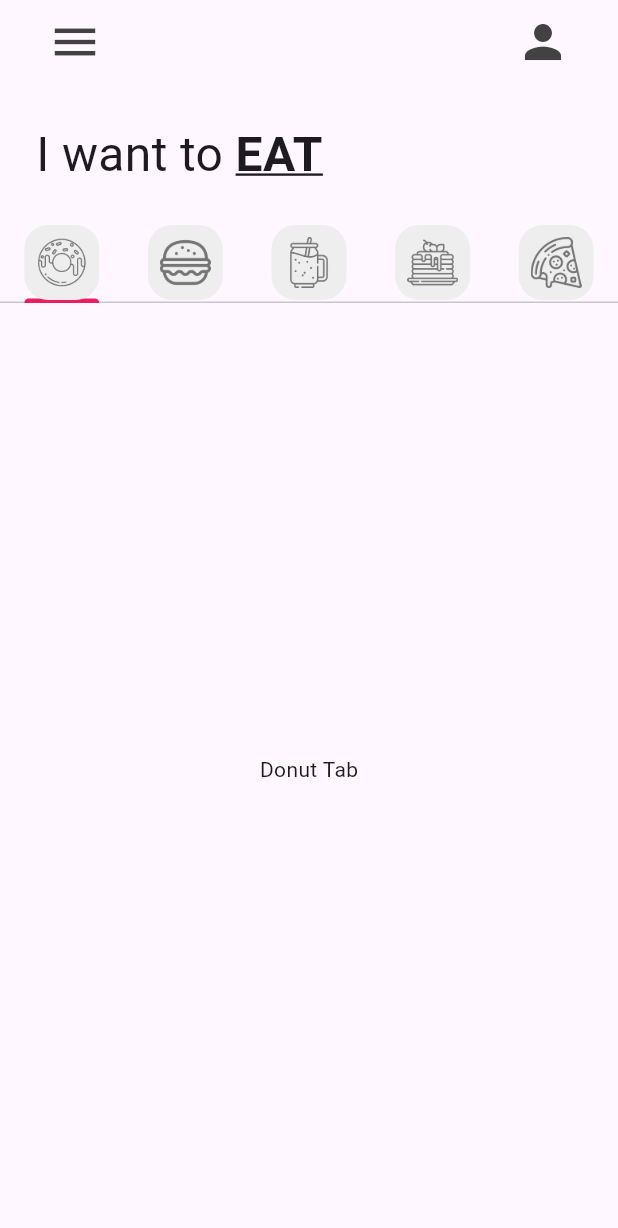
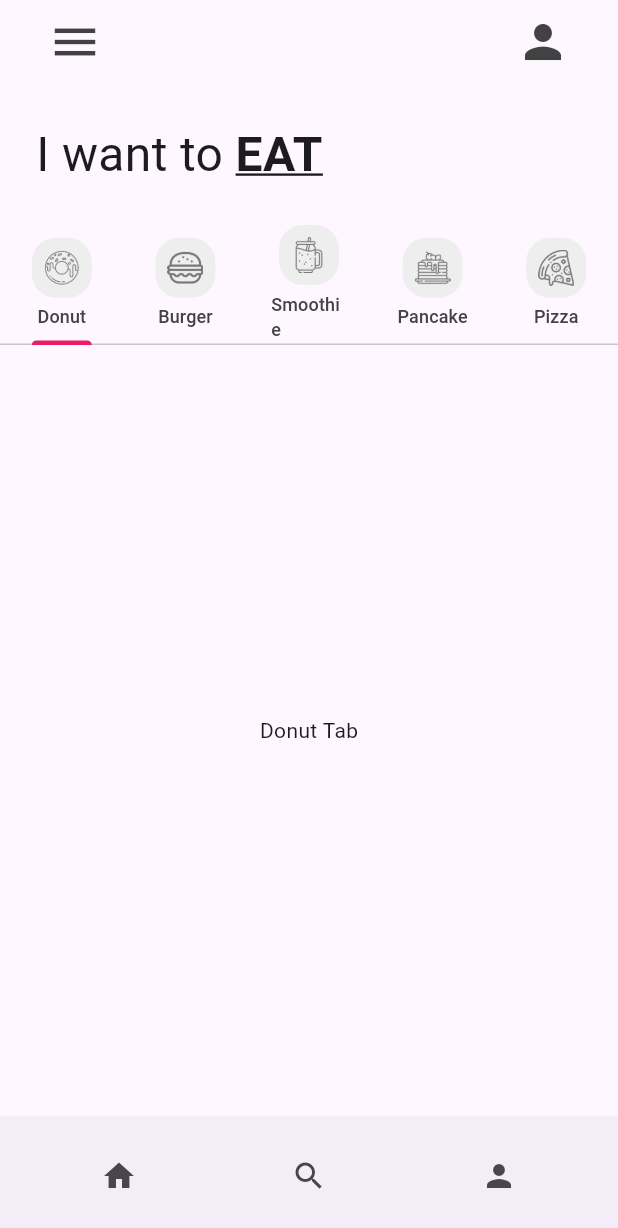
Before and after one commit to Edwin238731/reto_1_donut_app_edwin_polanco, a Flutter app: the screen it shows after launch, on a phone screen of 412 x 824 dp. Shown: the top 1228 px of the screen. Run offline on Flutter 3.47's test engine with Material 3 defaults, Android fonts, the phone set to English and light mode, and no system bars.

Commit message:
cierre_practica_1

```diff
--- a/lib/pages/home_page.dart
+++ b/lib/pages/home_page.dart
@@ -15,27 +15,14 @@ class HomePage extends StatefulWidget {
 
 class _HomePageState extends State<HomePage> {
   List<Widget> myTabs = [
-    //donut table
-    const MyTab(
-      iconPath: 'lib/icons/donut.png',
-    ),
-    //burguer table
-    const MyTab(
-      iconPath: 'lib/icons/burger.png',
-    ),
-    //smoothie table
-    const MyTab(
-      iconPath: 'lib/icons/smoothie.png',
-    ),
-    //pancake table
-    const MyTab(
-      iconPath: 'lib/icons/pancakes.png',
-    ),
-    //pizza table
-    const MyTab(
-      iconPath: 'lib/icons/pizza.png',
-    )
+    const MyTab(iconPath: 'lib/icons/donut.png', name: 'Donut'),
+    const MyTab(iconPath: 'lib/icons/burger.png', name: 'Burger'),
+    const MyTab(iconPath: 'lib/icons/smoothie.png', name: 'Smoothie'),
+    const MyTab(iconPath: 'lib/icons/pancakes.png', name: 'Pancake'),
+    const MyTab(iconPath: 'lib/icons/pizza.png', name: 'Pizza'),
   ];
+
+
   @override
   Widget build(BuildContext context) {
     return DefaultTabController(
@@ -57,12 +44,11 @@ class _HomePageState extends State<HomePage> {
                 icon: Icon(Icons.person, color: Colors.grey[800], size: 36),
                 onPressed: () {},
               ),
-            )
+            ),
           ],
         ),
         body: Column(
           children: [
-            //Texto "I want to eat"
             const Padding(
               padding: EdgeInsets.all(24.0),
               child: Row(
@@ -76,31 +62,50 @@ class _HomePageState extends State<HomePage> {
                     style: TextStyle(
                       fontSize: 32,
                       fontWeight: FontWeight.bold,
-                        decoration: TextDecoration.underline),
+                      decoration: TextDecoration.underline,
+                    ),
                   ),
                 ],
               ),
             ),
-            //Tap bar
             TabBar(tabs: myTabs),
-            //Tap bar view
             const Expanded(
               child: TabBarView(
                 children: [
-                //Donut
                   DonutTab(),
-                //Burger
                   BurgerTab(),
-                //Smoothie
                   SmoothieTab(),
-                //Pancake
                   PancakeTab(),
-                //Pizza
                   PizzaTab(),
                 ],
-            ))
-            //Carrito
+              ),
+            ),
           ],
+        ),
+        bottomNavigationBar: BottomAppBar(
+          child: Row(
+            mainAxisAlignment: MainAxisAlignment.spaceAround,
+            children: <Widget>[
+              IconButton(
+                icon: Icon(Icons.home),
+                onPressed: () {
+                  // Acción para el botón de inicio
+                },
+              ),
+              IconButton(
+                icon: Icon(Icons.search),
+                onPressed: () {
+                  // Acción para el botón de buscar
+                },
+              ),
+              IconButton(
+                icon: Icon(Icons.person),
+                onPressed: () {
+                  // Acción para el botón de perfil
+                },
+              ),
+            ],
+          ),
         ),
       ),
     );
--- a/lib/tab/burger_tab.dart
+++ b/lib/tab/burger_tab.dart
@@ -7,7 +7,7 @@ class BurgerTab extends StatelessWidget {
   Widget build(BuildContext context) {
     return Container(
       child: const Center(
-        child: Text('burgerTab'),
+        child: Text('Burger Tab Content'),
       ),
     );
   }
--- a/lib/utils/my_tab.dart
+++ b/lib/utils/my_tab.dart
@@ -2,21 +2,39 @@ import 'package:flutter/material.dart';
 
 class MyTab extends StatelessWidget {
   final String iconPath;
-  const MyTab({super.key, required this.iconPath});
+  final String name; // Variable para el nombre
+
+  const MyTab({
+    super.key,
+    required this.iconPath,
+    required this.name,
+  });
 
   @override
   Widget build(BuildContext context) {
-    return Tab(
-      height: 50,
-      child: Container(
+    return Column(
+      mainAxisAlignment: MainAxisAlignment.center, // Centrar verticalmente
+      children: [
+        Container(
           decoration: BoxDecoration(
-            color: Colors.grey[200], borderRadius: BorderRadius.circular(16)),
+            color: Colors.grey[200],
+            borderRadius: BorderRadius.circular(16),
+          ),
           padding: const EdgeInsets.all(8),
           child: Image.asset(
             iconPath,
             color: Colors.grey[600],
+            height: 24, // Ajusta el tamaño del ícono según sea necesario
           ),
         ),
+        const SizedBox(
+            height: 4), // Espacio entre el contenedor gris y el texto
+        Text(
+          name,
+          style: TextStyle(
+              fontSize: 12, color: Colors.grey[800]), // Estilo del texto
+        ),
+      ],
     );
   }
 }
```
Lines whose indentation alone changed are shown as unchanged.
